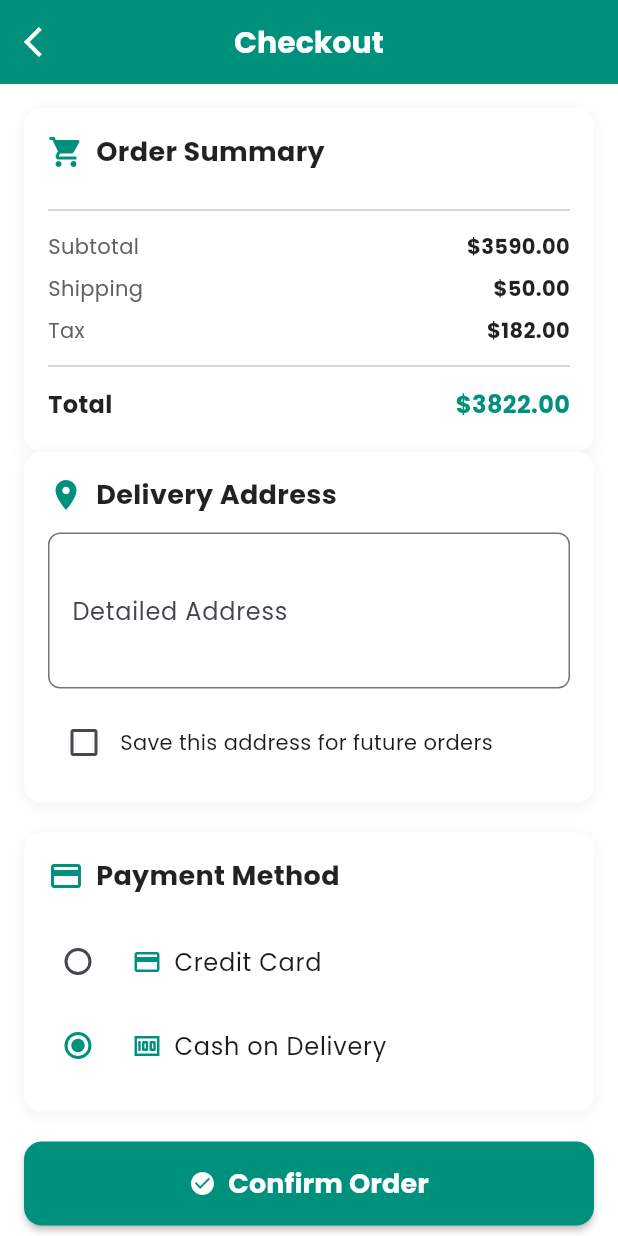
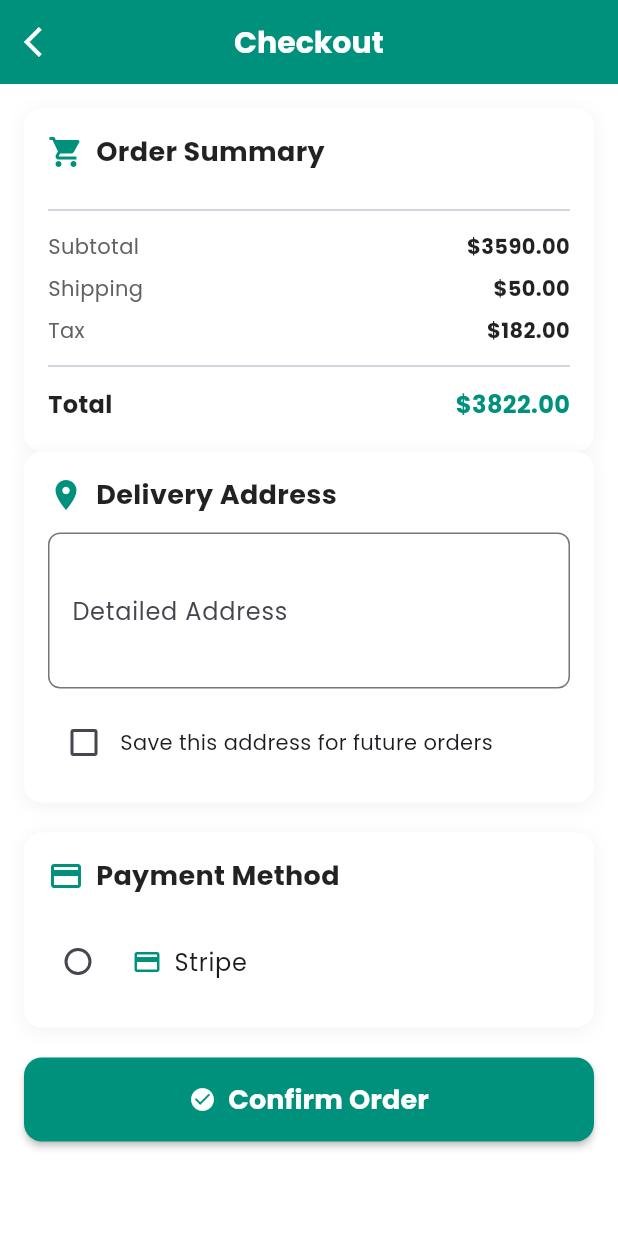
Before and after one commit to graduationproject273/graduatinproject, a Flutter app: the CheckoutView screen opened directly with empty values, on a phone screen of 412 x 824 dp. Run offline on Flutter 3.47's test engine with Material 3 defaults, Android fonts, the light colour scheme and no system bars; our stand-ins replace bloc, cached_network_image, dartz, device_preview, dio, dots_indicator and 15 more; missing offline and left inert: cloudinary_public, data_connection_checker_tv; accounts and stored records are empty; network calls fail.

Commit message:
add refactor

```diff
--- a/lib/features/checkout/presentation/cubit/cubit/checkout_cubit.dart
+++ b/lib/features/checkout/presentation/cubit/cubit/checkout_cubit.dart
@@ -15,19 +15,21 @@ class CheckoutCubit extends Cubit<CheckoutState> {
   final cardNumberController = TextEditingController();
   final expiryController = TextEditingController();
   final cvvController = TextEditingController();
-  final addressController = TextEditingController(); // ✅ أضف هذا
+  final addressController = TextEditingController();
   List<ItemOrderModel> items = [];
   String paymentMethod = 'cash';
-  bool saveAddress = false; // ✅ اختياري لو حبيت تحفط العنوان
+  bool saveAddress = false;
 
-  void setPaymentMethod(String method) {
-    paymentMethod = method;
-    emit(CheckoutPaymentMethodChanged(method));
+  void setPaymentMethod(String value) {
+    if (paymentMethod != value) {
+      paymentMethod = value;
+      emit(CheckoutPaymentMethodChanged(value));
+    }
   }
 
   void toggleSaveAddress(bool value) {
     saveAddress = value;
-    emit(CheckoutAddressSavedToggled(value)); // حالة لتحديث واجهة الحفظ
+    emit(CheckoutAddressSavedToggled(value));
   }
 
   Future<void> checkout({
@@ -45,7 +47,7 @@ class CheckoutCubit extends Cubit<CheckoutState> {
 
     failureOrOrder.fold(
       (failure) => emit(CheckoutError(failure.errMessage)),
-      (order) => emit(CheckoutSuccess( order )),
+      (order) => emit(CheckoutSuccess(order)),
     );
   }
 }
--- a/lib/features/checkout/presentation/widgets/checkout_payment.dart
+++ b/lib/features/checkout/presentation/widgets/checkout_payment.dart
@@ -36,10 +36,10 @@ class CheckoutPayment extends StatelessWidget {
         crossAxisAlignment: CrossAxisAlignment.start,
         children: [
           Row(
-            children: [
-              const Icon(Icons.payment, color: Color(0xFF00917C)),
-              const SizedBox(width: 8),
-              const Text(
+            children: const [
+              Icon(Icons.payment, color: Color(0xFF00917C)),
+              SizedBox(width: 8),
+              Text(
                 'Payment Method',
                 style: TextStyle(
                   fontSize: 18,
@@ -50,92 +50,22 @@ class CheckoutPayment extends StatelessWidget {
             ],
           ),
           const SizedBox(height: 16),
+
+          // ✅ فقط Stripe
           RadioListTile<String>(
-            value: 'card',
+            value: 'stripe',
             groupValue: selectedPaymentMethod,
             onChanged: onChanged,
             title: Row(
               children: const [
-                Icon(Icons.credit_card, color: Color(0xFF00917C), size: 20),
+                Icon(Icons.payment, color: Color(0xFF00917C), size: 20),
                 SizedBox(width: 8),
-                Text('Credit Card'),
+                Text('Stripe'),
               ],
             ),
             activeColor: const Color(0xFF00917C),
             contentPadding: EdgeInsets.zero,
           ),
-          RadioListTile<String>(
-            value: 'cash',
-            groupValue: selectedPaymentMethod,
-            onChanged: onChanged,
-            title: Row(
-              children: const [
-                Icon(Icons.money, color: Color(0xFF00917C), size: 20),
-                SizedBox(width: 8),
-                Text('Cash on Delivery'),
-              ],
-            ),
-            activeColor: const Color(0xFF00917C),
-            contentPadding: EdgeInsets.zero,
-          ),
-
-          // Conditional fields
-          if (selectedPaymentMethod == 'card') ...[
-            const SizedBox(height: 16),
-            TextFormField(
-              controller: cardNumberController,
-              decoration: InputDecoration(
-                labelText: 'Card Number',
-                border: OutlineInputBorder(
-                  borderRadius: BorderRadius.circular(8),
-                ),
-                focusedBorder: OutlineInputBorder(
-                  borderRadius: BorderRadius.circular(8),
-                  borderSide: const BorderSide(color: Color(0xFF00917C)),
-                ),
-              ),
-              keyboardType: TextInputType.number,
-            ),
-            const SizedBox(height: 12),
-            Row(
-              children: [
-                Expanded(
-                  child: TextFormField(
-                    controller: expiryController,
-                    decoration: InputDecoration(
-                      labelText: 'MM/YY',
-                      border: OutlineInputBorder(
-                        borderRadius: BorderRadius.circular(8),
-                      ),
-                      focusedBorder: OutlineInputBorder(
-                        borderRadius: BorderRadius.circular(8),
-                        borderSide: const BorderSide(color: Color(0xFF00917C)),
-                      ),
-                    ),
-                    keyboardType: TextInputType.number,
-                  ),
-                ),
-                const SizedBox(width: 12),
-                Expanded(
-                  child: TextFormField(
-                    controller: cvvController,
-                    decoration: InputDecoration(
-                      labelText: 'CVV',
-                      border: OutlineInputBorder(
-                        borderRadius: BorderRadius.circular(8),
-                      ),
-                      focusedBorder: OutlineInputBorder(
-                        borderRadius: BorderRadius.circular(8),
-                        borderSide: const BorderSide(color: Color(0xFF00917C)),
-                      ),
-                    ),
-                    keyboardType: TextInputType.number,
-                    obscureText: true,
-                  ),
-                ),
-              ],
-            ),
-          ],
         ],
       ),
     );
--- a/lib/features/checkout/presentation/widgets/checkout_view_body.dart
+++ b/lib/features/checkout/presentation/widgets/checkout_view_body.dart
@@ -49,15 +49,8 @@ class _CheckoutPageState extends State<CheckoutPage> {
             ),
             SizedBox(height: 20),
 
-            /// Payment Method
-            BlocConsumer<CheckoutCubit, CheckoutState>(
-              listener: (context, state) {
-                if (state is CheckoutError) {
-                  ScaffoldMessenger.of(context).showSnackBar(
-                    SnackBar(content: Text(state.message)),
-                  );
-                }
-              },
+        BlocBuilder<CheckoutCubit, CheckoutState>(
+  buildWhen: (previous, current) => current is CheckoutPaymentMethodChanged,
   builder: (context, state) {
     final cubit = context.read<CheckoutCubit>();
 
@@ -74,6 +67,7 @@ class _CheckoutPageState extends State<CheckoutPage> {
     );
   },
 ),
+
 
             SizedBox(height: 20),
             _buildCheckoutButton(),
```
Lines whose indentation alone changed are shown as unchanged.
